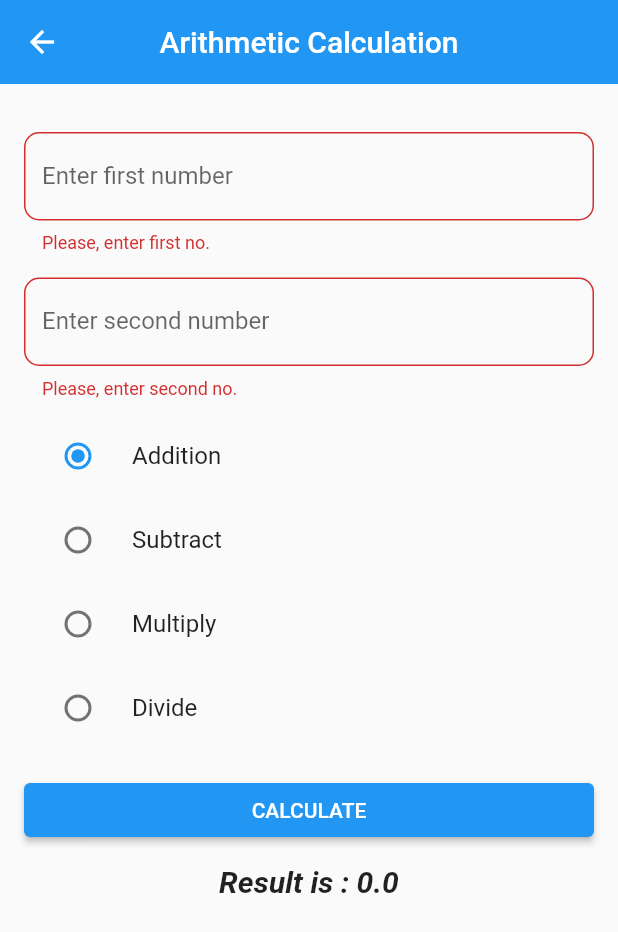
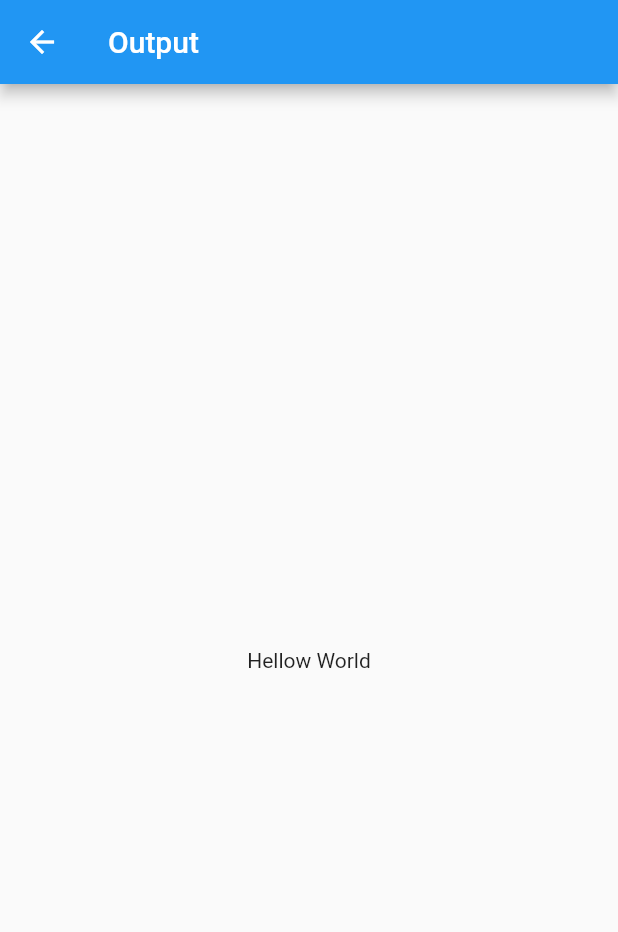
Before and after one commit to sanjiv576/flutter_apps, a Flutter app: the ArithmeticView screen opened by its route, after a tap on "CALCULATE", on a phone screen of 412 x 824 dp. Shown: the top 932 px of the screen. Run offline on Flutter 3.47's test engine with Material 2 defaults, Android fonts, the phone set to English and light mode, and no system bars.

Commit message:
add output screen

```diff
--- a/flutter_app/lib/app.dart
+++ b/flutter_app/lib/app.dart
@@ -5,6 +5,7 @@ import 'view/circle_view.dart';
 import 'view/column_view.dart';
 import 'view/dashboard_view.dart';
 import 'view/change_name_view.dart';
+import 'view/output_view.dart';
 import 'view/rich_text_view.dart';
 import 'view/simple_interest_view.dart';
 
@@ -23,7 +24,8 @@ class App extends StatelessWidget {
         '/circleRoute': (context) => const CircleView(),
         '/changeNameRoute': (context) => const ChangeNameView(),
         '/richTextRoute': (context) => const RichTextView(),
-        '/columnRoute': (context)=> const ColumnView()
+        '/columnRoute': (context)=> const ColumnView(),
+        '/outputRoute': (context) => const OutputView()
       },
     );
   }
--- a/flutter_app/lib/view/arithmetic_view.dart
+++ b/flutter_app/lib/view/arithmetic_view.dart
@@ -1,4 +1,5 @@
 import 'package:flutter/material.dart';
+import 'package:flutter_app/view/output_view.dart';
 
 import '../model/arithmetic.dart';
 
@@ -235,11 +236,12 @@ class _ArithmeticViewState extends State<ArithmeticView> {
                     width: double.infinity,
                     child: ElevatedButton(
                       onPressed: () {
+                        Navigator.pushNamed(context, '/outputRoute');
                         // now, execute the validator
-                        if (myKey.currentState!.validate()) {
-                          _calculateOperationType(
-                              operationName: _targetOperationType);
-                        }
+                        // if (myKey.currentState!.validate()) {
+                        //   _calculateOperationType(
+                        //       operationName: _targetOperationType);
+                        // }
                       },
                       child: const Text('CALCULATE'),
                     ),
--- /dev/null
+++ b/flutter_app/lib/view/output_view.dart
@@ -0,0 +1,19 @@
+import 'package:flutter/material.dart';
+
+class OutputView extends StatelessWidget {
+  const OutputView({super.key});
+
+  @override
+  Widget build(BuildContext context) {
+    return Scaffold(
+      appBar: AppBar(
+        title: const Text('Output'),
+      ),
+      body: const SafeArea(
+        child: Center(
+          child: Text('Hellow World'),
+        ),
+      ),
+    );
+  }
+}
```
